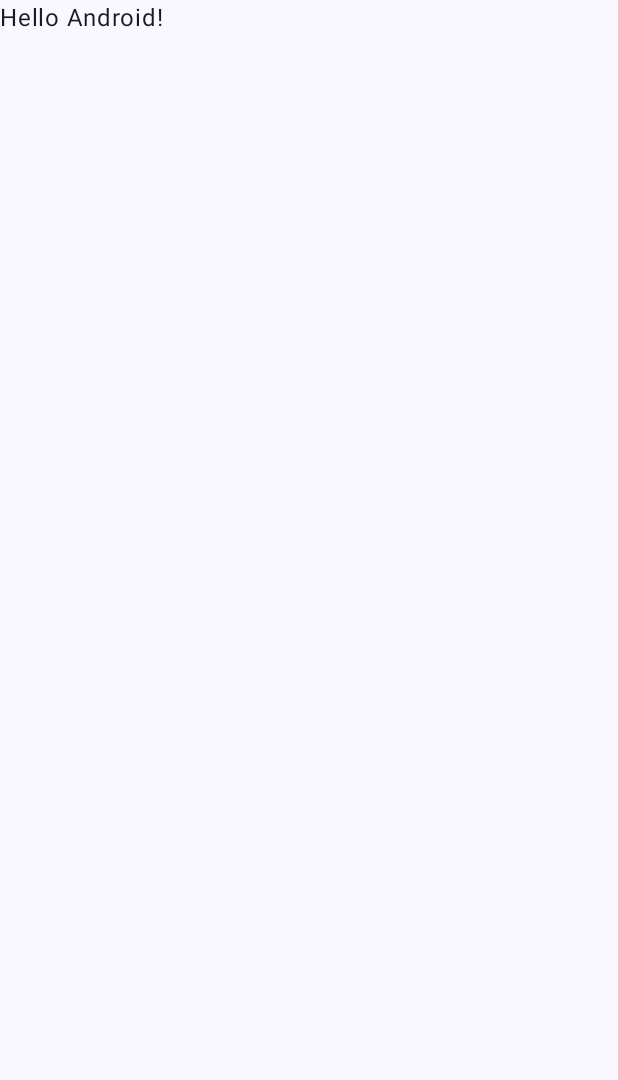
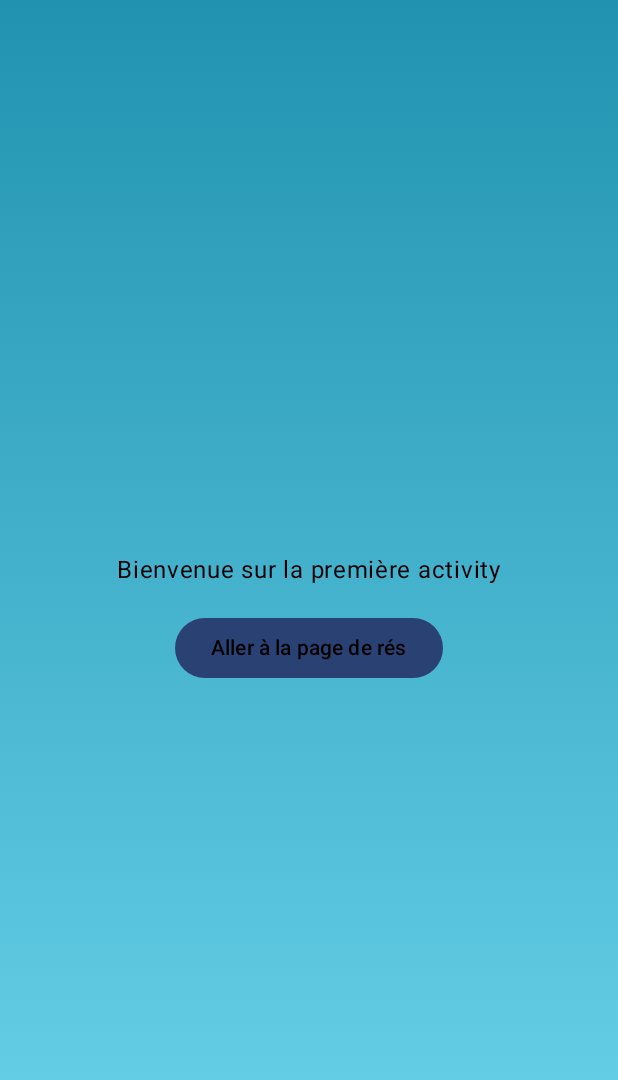
Before and after one commit to Stage-mairie/elections_app, an Android app built with Jetpack Compose: the screen it shows after launch (MainActivity), on a phone screen of 412 x 824 dp. Before the commit the part shown is almost empty. Shown: the top 1080 px of the screen. Run offline under Robolectric (Android 15) with nearby library versions, the phone set to English and light mode, and no system bars.

```diff
--- a/app/src/main/AndroidManifest.xml
+++ b/app/src/main/AndroidManifest.xml
@@ -23,6 +23,12 @@
                 <category android:name="android.intent.category.LAUNCHER" />
             </intent-filter>
         </activity>
+
+        <activity android:name=".ResultsActivity"
+            android:exported="true"
+            android:label="Bureau de vote MSA"
+            android:theme="@style/Theme.BureauDeVoteMSA">
+        </activity>
     </application>
 
 </manifest>
--- a/app/src/main/java/com/example/bureaudevotemsa/MainActivity.kt
+++ b/app/src/main/java/com/example/bureaudevotemsa/MainActivity.kt
@@ -1,17 +1,29 @@
 package com.example.bureaudevotemsa
 
+import android.content.Intent
 import android.os.Bundle
 import androidx.activity.ComponentActivity
 import androidx.activity.compose.setContent
 import androidx.activity.enableEdgeToEdge
+import androidx.compose.foundation.layout.Arrangement
+import androidx.compose.foundation.layout.Column
 import androidx.compose.foundation.layout.fillMaxSize
 import androidx.compose.foundation.layout.padding
 import androidx.compose.material3.Scaffold
 import androidx.compose.material3.Text
+import androidx.compose.material3.Button
 import androidx.compose.runtime.Composable
 import androidx.compose.ui.Modifier
+import androidx.compose.ui.platform.LocalContext
 import androidx.compose.ui.tooling.preview.Preview
 import com.example.bureaudevotemsa.ui.theme.BureauDeVoteMSATheme
+import com.example.bureaudevotemsa.ui.theme.components.BackgroundGradient
+import androidx.compose.ui.Alignment
+import androidx.compose.foundation.layout.Spacer
+import androidx.compose.foundation.layout.height
+import androidx.compose.ui.unit.dp
+import androidx.compose.ui.graphics.Color
+
 
 class MainActivity : ComponentActivity() {
     override fun onCreate(savedInstanceState: Bundle?) {
@@ -19,10 +31,17 @@ class MainActivity : ComponentActivity() {
         enableEdgeToEdge()
         setContent {
             BureauDeVoteMSATheme {
-                Scaffold(modifier = Modifier.fillMaxSize()) { innerPadding ->
-                    Greeting(
-                        name = "Android",
-                        modifier = Modifier.padding(innerPadding)
+                Scaffold { innerPadding ->
+                    BackgroundGradient(
+                        {
+                            MainScreen(
+                                modifier = Modifier.padding(innerPadding),
+                                onNavigate = { context ->
+                                    val intent = Intent(context, ResultsActivity::class.java)
+                                    context.startActivity(intent)
+                                }
+                            )
+                        },
                     )
                 }
             }
@@ -45,3 +64,27 @@ fun GreetingPreview() {
         Greeting("Android")
     }
 }
+@Composable
+fun MainScreen(
+    modifier: Modifier = Modifier,
+    onNavigate: (context: android.content.Context) -> Unit
+) {
+    val context = LocalContext.current
+
+    Column(
+        modifier = modifier.fillMaxSize(),
+        verticalArrangement = Arrangement.Center,
+        horizontalAlignment = Alignment.CenterHorizontally
+    ) {
+        Text(
+            "Bienvenue sur la première activity",
+            color = Color.Black
+        )
+
+        Spacer(modifier = Modifier.height(16.dp))
+
+        Button(onClick = { onNavigate(context) }) {
+            Text("Aller à la page de rés", color = Color.Black)
+        }
+    }
+}
--- /dev/null
+++ b/app/src/main/java/com/example/bureaudevotemsa/ui/theme/components/BackgroundGradient.kt
@@ -0,0 +1,24 @@
+package com.example.bureaudevotemsa.ui.theme.components
+
+import androidx.compose.foundation.background
+import androidx.compose.foundation.layout.Box
+import androidx.compose.foundation.layout.fillMaxSize
+import androidx.compose.runtime.Composable
+import androidx.compose.ui.Modifier
+import androidx.compose.ui.graphics.Brush
+import androidx.compose.ui.graphics.Color
+
+@Composable
+fun BackgroundGradient(content: @Composable () -> Unit) {
+    Box(
+        modifier = Modifier
+            .fillMaxSize()
+            .background(
+                Brush.verticalGradient(
+                    colors = listOf(Color(0xFF2193b0), Color(0xFF6dd5ed))
+                )
+            )
+    ) {
+        content()
+    }
+}
--- a/build.gradle.kts
+++ b/build.gradle.kts
@@ -1,5 +1,5 @@
 // Top-level build file where you can add configuration options common to all sub-projects/modules.
 plugins {
-    id("com.android.application") version "8.5.0" apply false
-    id("org.jetbrains.kotlin.android") version "1.9.20" apply false
+    id("com.android.application") version "8.13.0" apply false
+    id("org.jetbrains.kotlin.android") version "2.2.21" apply false
 }
```
Also changed, not shown: app/build.gradle.kts (+15 -9 lines), app/src/main/java/com/example/bureaudevotemsa/ResultsActivity.kt (added, +176 -0 lines), gradle/libs.versions.toml (+17 -7 lines), 1 other file.
